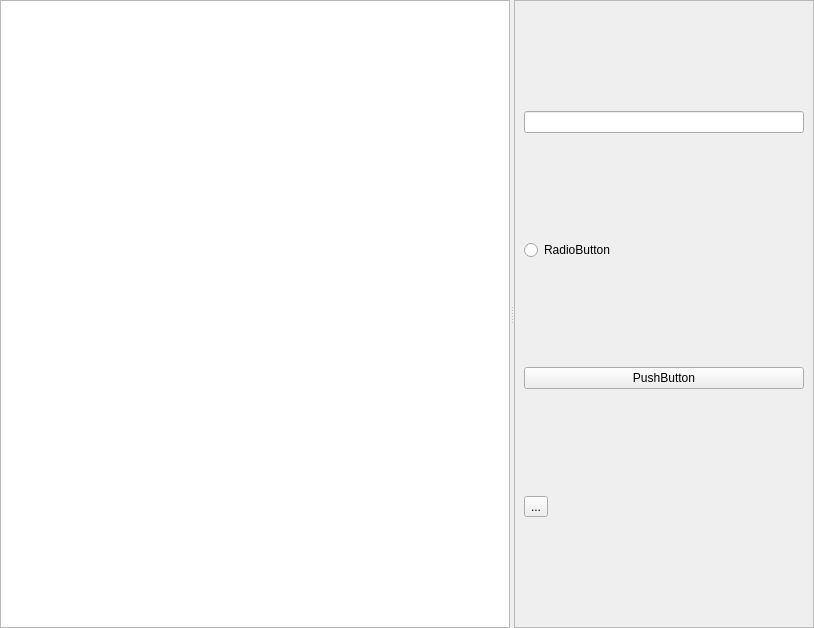
The window that Net/NetObj_Monitor.ui (break11/AutoStorage) describes before a commit, drawn with Qt 5.
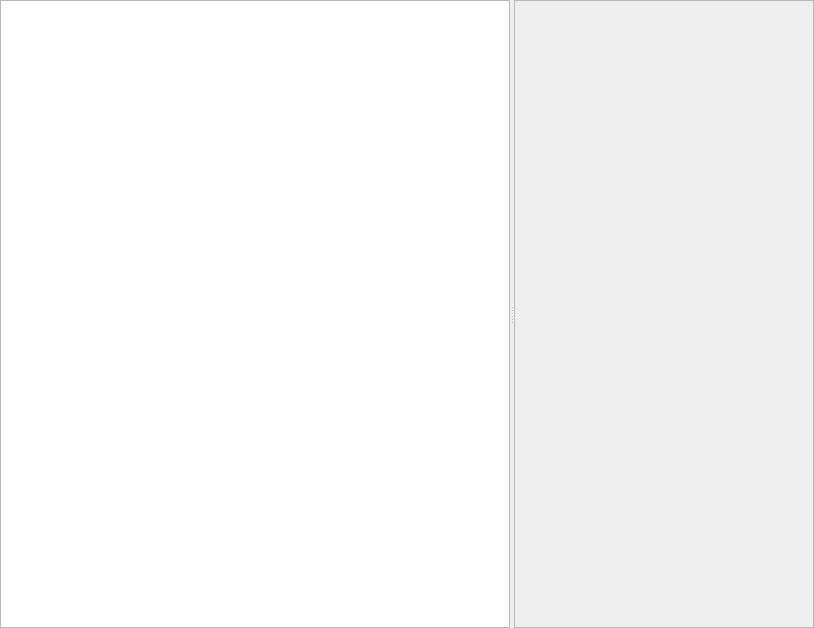
The same window after the commit.

What changed in the file:
```diff
--- a/Net/NetObj_Monitor.ui
+++ b/Net/NetObj_Monitor.ui
@@ -74,41 +74,19 @@
       <property name="widgetResizable">
        <bool>true</bool>
       </property>
-      <widget class="QWidget" name="scrollAreaWidgetContents">
+      <property name="alignment">
+       <set>Qt::AlignLeading|Qt::AlignLeft|Qt::AlignTop</set>
+      </property>
+      <widget class="QWidget" name="saNetObj_WidgetContents">
        <property name="geometry">
         <rect>
          <x>0</x>
          <y>0</y>
-         <width>333</width>
-         <height>624</height>
+         <width>298</width>
+         <height>626</height>
         </rect>
        </property>
-       <layout class="QGridLayout" name="gridLayout">
-        <item row="0" column="0">
-         <widget class="QLineEdit" name="lineEdit"/>
-        </item>
-        <item row="1" column="0">
-         <widget class="QRadioButton" name="radioButton">
-          <property name="text">
-           <string>RadioButton</string>
-          </property>
-         </widget>
-        </item>
-        <item row="2" column="0">
-         <widget class="QPushButton" name="pushButton">
-          <property name="text">
-           <string>PushButton</string>
-          </property>
-         </widget>
-        </item>
-        <item row="3" column="0">
-         <widget class="QToolButton" name="toolButton">
-          <property name="text">
-           <string>...</string>
-          </property>
-         </widget>
-        </item>
-       </layout>
+       <layout class="QVBoxLayout" name="verticalLayout"/>
       </widget>
      </widget>
     </widget>
```
